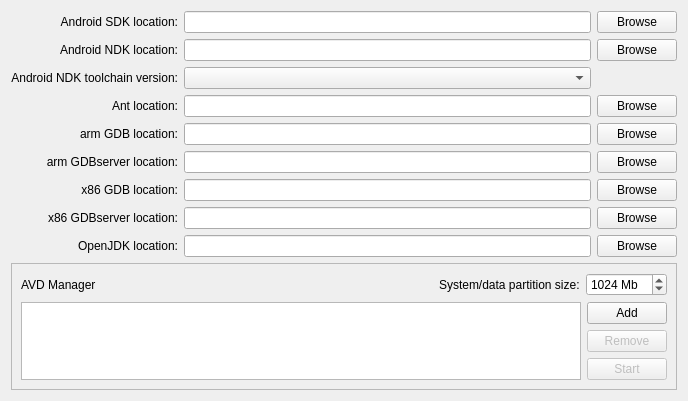
Qt form src/plugins/android/androidsettingswidget.ui (KDE/android-qt-creator) before a commit.
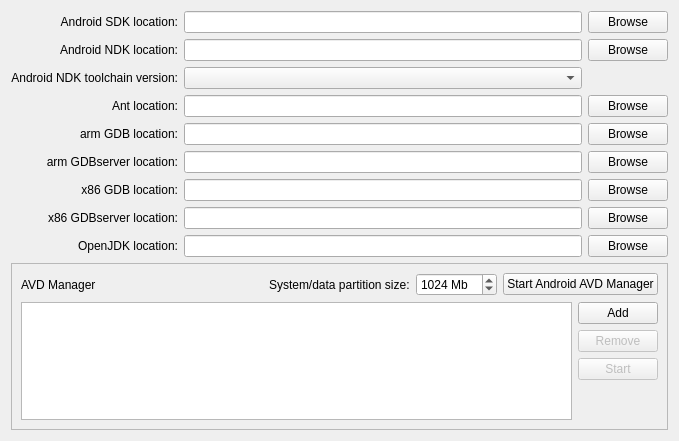
The same form after that commit.

Commit message: Add the possibility to start Android AVD Manager

```diff
--- a/src/plugins/android/androidsettingswidget.ui
+++ b/src/plugins/android/androidsettingswidget.ui
@@ -6,8 +6,8 @@
    <rect>
     <x>0</x>
     <y>0</y>
-    <width>688</width>
-    <height>389</height>
+    <width>679</width>
+    <height>441</height>
    </rect>
   </property>
   <property name="windowTitle">
@@ -298,6 +298,13 @@
           </property>
          </widget>
         </item>
+        <item>
+         <widget class="QPushButton" name="manageAVDPushButton">
+          <property name="text">
+           <string>Start Android AVD Manager</string>
+          </property>
+         </widget>
+        </item>
        </layout>
       </item>
      </layout>
```
Left out of the diff: 51 changed lines with no effect on the pictures. The commit also changes 2 other files.
